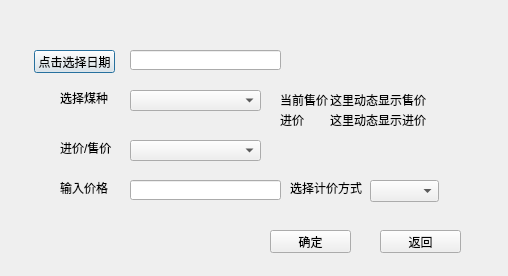
Above: ui/coal_price_manage.ui from leexuehan/AccountingAssisitor before the change. Below: the same form after it.
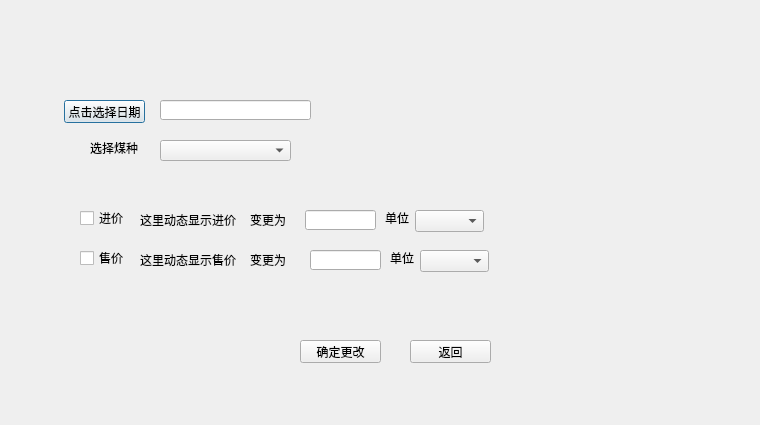
That is the form after the change.

Commit message: 煤价管理界面重构，支持实时显示价格

Diff of the .ui file:
```diff
--- a/ui/coal_price_manage.ui
+++ b/ui/coal_price_manage.ui
@@ -6,8 +6,8 @@
    <rect>
     <x>0</x>
     <y>0</y>
-    <width>508</width>
-    <height>276</height>
+    <width>760</width>
+    <height>425</height>
    </rect>
   </property>
   <property name="windowTitle">
@@ -16,8 +16,8 @@
   <widget class="QPushButton" name="selectDate">
    <property name="geometry">
     <rect>
-     <x>34</x>
-     <y>50</y>
+     <x>64</x>
+     <y>100</y>
      <width>81</width>
      <height>23</height>
     </rect>
@@ -29,8 +29,8 @@
   <widget class="QComboBox" name="coal_sorts">
    <property name="geometry">
     <rect>
-     <x>130</x>
-     <y>90</y>
+     <x>160</x>
+     <y>140</y>
      <width>131</width>
      <height>21</height>
     </rect>
@@ -39,24 +39,11 @@
     <enum>QComboBox::AdjustToMinimumContentsLength</enum>
    </property>
   </widget>
-  <widget class="QLabel" name="label_coal_2">
-   <property name="geometry">
-    <rect>
-     <x>280</x>
-     <y>90</y>
-     <width>51</width>
-     <height>20</height>
-    </rect>
-   </property>
-   <property name="text">
-    <string>当前售价</string>
-   </property>
-  </widget>
   <widget class="QLabel" name="coal_sell_price_display">
    <property name="geometry">
     <rect>
-     <x>330</x>
-     <y>90</y>
+     <x>140</x>
+     <y>250</y>
      <width>101</width>
      <height>20</height>
     </rect>
@@ -68,8 +55,8 @@
   <widget class="QLabel" name="coal_sort_label">
    <property name="geometry">
     <rect>
-     <x>60</x>
-     <y>90</y>
+     <x>90</x>
+     <y>140</y>
      <width>59</width>
      <height>16</height>
     </rect>
@@ -78,50 +65,11 @@
     <string>选择煤种</string>
    </property>
   </widget>
-  <widget class="QComboBox" name="price_sorts">
+  <widget class="QLabel" name="coal_purchase_price_display">
    <property name="geometry">
     <rect>
-     <x>130</x>
-     <y>140</y>
-     <width>131</width>
-     <height>21</height>
-    </rect>
-   </property>
-   <property name="sizeAdjustPolicy">
-    <enum>QComboBox::AdjustToMinimumContentsLength</enum>
-   </property>
-  </widget>
-  <widget class="QLabel" name="label_coal_3">
-   <property name="geometry">
-    <rect>
-     <x>60</x>
-     <y>140</y>
-     <width>59</width>
-     <height>16</height>
-    </rect>
-   </property>
-   <property name="text">
-    <string>进价/售价</string>
-   </property>
-  </widget>
-  <widget class="QLabel" name="label_coal_4">
-   <property name="geometry">
-    <rect>
-     <x>280</x>
-     <y>110</y>
-     <width>51</width>
-     <height>20</height>
-    </rect>
-   </property>
-   <property name="text">
-    <string>进价</string>
-   </property>
-  </widget>
-  <widget class="QLabel" name="coal_sell_price_display_2">
-   <property name="geometry">
-    <rect>
-     <x>330</x>
-     <y>110</y>
+     <x>140</x>
+     <y>210</y>
      <width>101</width>
      <height>20</height>
     </rect>
@@ -130,24 +78,11 @@
     <string>这里动态显示进价</string>
    </property>
   </widget>
-  <widget class="QLabel" name="ticket_price_label">
+  <widget class="QComboBox" name="purchase_compute_unit">
    <property name="geometry">
     <rect>
-     <x>60</x>
-     <y>180</y>
-     <width>91</width>
-     <height>16</height>
-    </rect>
-   </property>
-   <property name="text">
-    <string>输入价格</string>
-   </property>
-  </widget>
-  <widget class="QComboBox" name="compute_way">
-   <property name="geometry">
-    <rect>
-     <x>370</x>
-     <y>180</y>
+     <x>415</x>
+     <y>210</y>
      <width>69</width>
      <height>22</height>
     </rect>
@@ -156,31 +91,21 @@
   <widget class="QLabel" name="ticket_price_label_3">
    <property name="geometry">
     <rect>
-     <x>290</x>
-     <y>180</y>
-     <width>81</width>
+     <x>385</x>
+     <y>210</y>
+     <width>31</width>
      <height>16</height>
     </rect>
    </property>
    <property name="text">
-    <string>选择计价方式</string>
+    <string>单位</string>
    </property>
   </widget>
   <widget class="QLineEdit" name="date_value_content">
    <property name="geometry">
     <rect>
-     <x>130</x>
-     <y>50</y>
-     <width>151</width>
-     <height>20</height>
-    </rect>
-   </property>
-  </widget>
-  <widget class="QLineEdit" name="price_content">
-   <property name="geometry">
-    <rect>
-     <x>130</x>
-     <y>180</y>
+     <x>160</x>
+     <y>100</y>
      <width>151</width>
      <height>20</height>
     </rect>
@@ -189,21 +114,21 @@
   <widget class="QPushButton" name="ok">
    <property name="geometry">
     <rect>
-     <x>270</x>
-     <y>230</y>
+     <x>300</x>
+     <y>340</y>
      <width>81</width>
      <height>23</height>
     </rect>
    </property>
    <property name="text">
-    <string>确定</string>
+    <string>确定更改</string>
    </property>
   </widget>
   <widget class="QPushButton" name="cancel">
    <property name="geometry">
     <rect>
-     <x>380</x>
-     <y>230</y>
+     <x>410</x>
+     <y>340</y>
      <width>81</width>
      <height>23</height>
     </rect>
@@ -212,6 +137,101 @@
     <string>返回</string>
    </property>
   </widget>
+  <widget class="QCheckBox" name="purchase_price_check_box">
+   <property name="geometry">
+    <rect>
+     <x>80</x>
+     <y>210</y>
+     <width>71</width>
+     <height>16</height>
+    </rect>
+   </property>
+   <property name="text">
+    <string>进价</string>
+   </property>
+  </widget>
+  <widget class="QCheckBox" name="sell_price_check_box">
+   <property name="geometry">
+    <rect>
+     <x>80</x>
+     <y>250</y>
+     <width>71</width>
+     <height>16</height>
+    </rect>
+   </property>
+   <property name="text">
+    <string>售价</string>
+   </property>
+  </widget>
+  <widget class="QLineEdit" name="purchase_price_input">
+   <property name="geometry">
+    <rect>
+     <x>305</x>
+     <y>210</y>
+     <width>71</width>
+     <height>20</height>
+    </rect>
+   </property>
+  </widget>
+  <widget class="QLineEdit" name="sell_price_input">
+   <property name="geometry">
+    <rect>
+     <x>310</x>
+     <y>250</y>
+     <width>71</width>
+     <height>20</height>
+    </rect>
+   </property>
+  </widget>
+  <widget class="QLabel" name="coal_sell_price_label">
+   <property name="geometry">
+    <rect>
+     <x>390</x>
+     <y>250</y>
+     <width>31</width>
+     <height>16</height>
+    </rect>
+   </property>
+   <property name="text">
+    <string>单位</string>
+   </property>
+  </widget>
+  <widget class="QComboBox" name="sell_compute_unit">
+   <property name="geometry">
+    <rect>
+     <x>420</x>
+     <y>250</y>
+     <width>69</width>
+     <height>22</height>
+    </rect>
+   </property>
+  </widget>
+  <widget class="QLabel" name="purchase_price_change_label">
+   <property name="geometry">
+    <rect>
+     <x>250</x>
+     <y>210</y>
+     <width>41</width>
+     <height>20</height>
+    </rect>
+   </property>
+   <property name="text">
+    <string>变更为</string>
+   </property>
+  </widget>
+  <widget class="QLabel" name="sell_price_change_label">
+   <property name="geometry">
+    <rect>
+     <x>250</x>
+     <y>250</y>
+     <width>40</width>
+     <height>20</height>
+    </rect>
+   </property>
+   <property name="text">
+    <string>变更为</string>
+   </property>
+  </widget>
  </widget>
  <resources/>
  <connections/>
```
Left out of the diff: 107 changed lines with no effect on the pictures. The commit also changes 5 other files.
